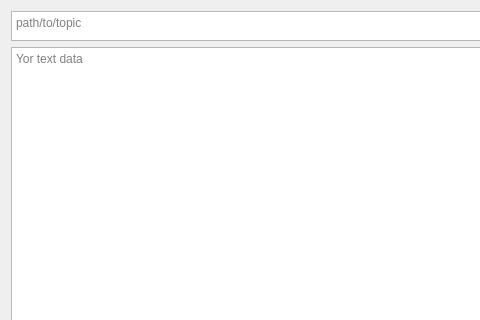
Keprt-Ondrej/VUT_ICP, file src/newandedittopic.ui: the form before one commit; both pictures show x 0 to 480 and y 0 to 320 of the 820 by 515 pixel window.
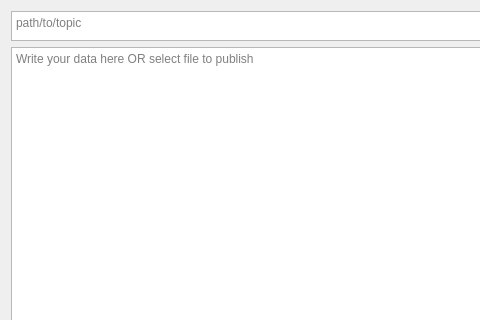
The form after the commit.

```diff
--- a/src/newandedittopic.ui
+++ b/src/newandedittopic.ui
@@ -50,7 +50,7 @@
    <item row="1" column="0" colspan="7">
     <widget class="QTextEdit" name="textEdit_2">
      <property name="placeholderText">
-      <string>Yor text data</string>
+      <string>Write your data here OR select file to publish</string>
      </property>
     </widget>
    </item>
```
Left out of the diff: 22 changed lines with no effect on the pictures.
